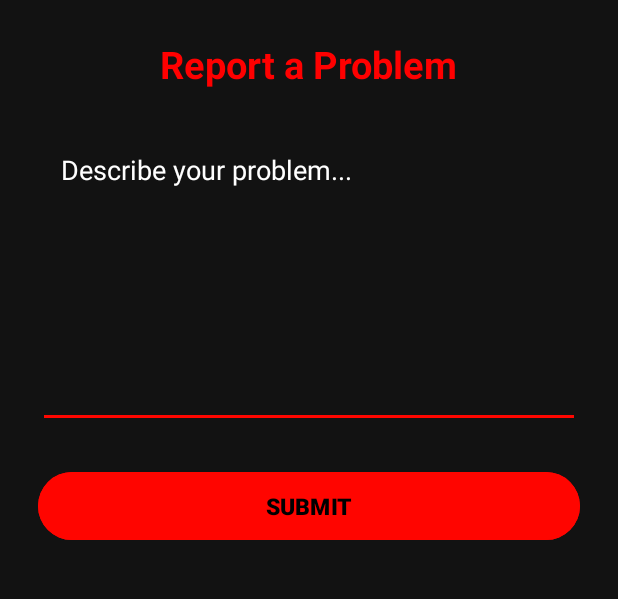
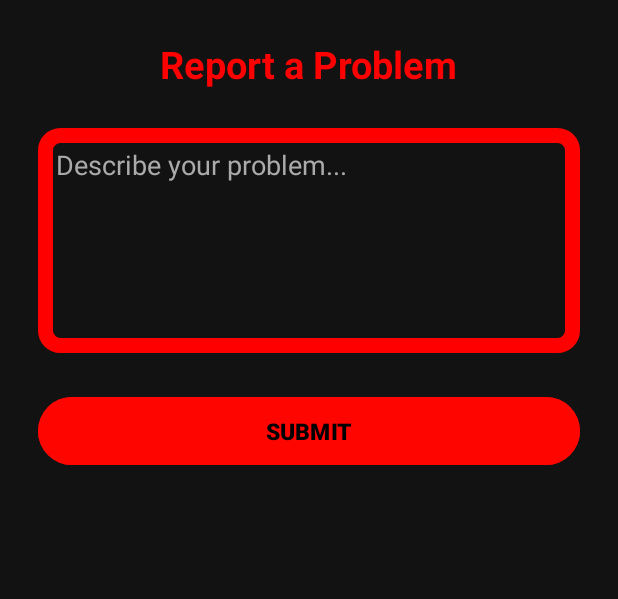
Before and after one commit to chandlerprins/GasMonkey, an Android app built with Jetpack Compose: the ReportProblemActivity screen opened directly, with no data from a screen before it, on a phone screen of 412 x 824 dp, the part 226-825 px from its top. Run offline under Robolectric (Android 15) with nearby library versions, the phone set to English and light mode, and no system bars; our stand-ins replace Firebase (no records; nobody signed in at launch, a user with empty details on screens opened directly).

```diff
--- a/app/src/main/AndroidManifest.xml
+++ b/app/src/main/AndroidManifest.xml
@@ -63,7 +63,7 @@
         <activity
             android:name=".LoginActivity"
             android:exported="true"
-            android:label="Login"
+            android:label="@string/app_name"
             android:theme="@style/Theme.Airmonitorble">
             <intent-filter>
                 <action android:name="android.intent.action.MAIN" />
--- a/app/src/main/java/com/example/airmonitorble/HistoryAdapter.kt
+++ b/app/src/main/java/com/example/airmonitorble/HistoryAdapter.kt
@@ -26,10 +26,15 @@ class HistoryAdapter(private val readings: List<SensorReading>) :
         holder.title.text = "AQI: ${r.Aqi} | Temp: ${r.Temperature}°C"
         holder.subtitle.text =
             "Time: $date | LPG: ${r.Lpg}, CO₂: ${r.Co2}, NH₃: ${r.Nh3}, Humidity: ${r.Humidity}%"
+
+        holder.title.setTextColor(android.graphics.Color.WHITE)
+        holder.subtitle.setTextColor(android.graphics.Color.WHITE)
     }
 
     class HistoryViewHolder(itemView: View) : RecyclerView.ViewHolder(itemView) {
         val title: TextView = itemView.findViewById(android.R.id.text1)
         val subtitle: TextView = itemView.findViewById(android.R.id.text2)
+
+
     }
 }
--- /dev/null
+++ b/app/src/main/res/drawable/edittext_border.xml
@@ -0,0 +1,6 @@
+<?xml version="1.0" encoding="utf-8"?>
+<shape xmlns:android="http://schemas.android.com/apk/res/android" android:shape="rectangle">
+    <solid android:color="#121212"/>
+    <stroke android:width="10dp" android:color="#FF0000"/>
+    <corners android:radius="10dp"/>
+</shape>
--- a/app/src/main/res/layout/activity_report_problem.xml
+++ b/app/src/main/res/layout/activity_report_problem.xml
@@ -45,15 +45,15 @@
         <EditText
             android:id="@+id/etProblemDescription"
             android:layout_width="match_parent"
-            android:layout_height="200dp"
+            android:layout_height="150dp"
             android:layout_marginBottom="25dp"
-            android:backgroundTint="#FF0600"
-            android:gravity="top"
+            android:background="@drawable/edittext_border"
             android:hint="Describe your problem..."
             android:inputType="textMultiLine"
-            android:padding="15dp"
+            android:gravity="top|start"
+            android:padding="12dp"
             android:textColor="#FFFFFF"
-            android:textColorHint="#FFFFFF" />
+            android:textColorHint="#AAAAAA" />
 
         <Button
             android:id="@+id/btnSubmitProblem"
--- a/app/src/main/res/values-night/themes.xml
+++ b/app/src/main/res/values-night/themes.xml
@@ -1,7 +1,7 @@
 <resources xmlns:tools="http://schemas.android.com/tools">
-    <!-- Base application theme. -->
     <style name="Base.Theme.Airmonitorble" parent="Theme.Material3.DayNight.NoActionBar">
-        <!-- Customize your dark theme here. -->
-        <!-- <item name="colorPrimary">@color/my_dark_primary</item> -->
+        <!-- Dark theme customization -->
+        <item name="android:statusBarColor">#121212</item>
+        <item name="android:windowLightStatusBar">false</item>
     </style>
 </resources>
```
Also changed, not shown: app/src/main/java/com/example/airmonitorble/MainActivity.kt (+18 -4 lines), app/src/main/java/com/example/airmonitorble/SettingsActivity.kt (+23 -10 lines), app/src/main/res/values/themes.xml (+18 -3 lines).
